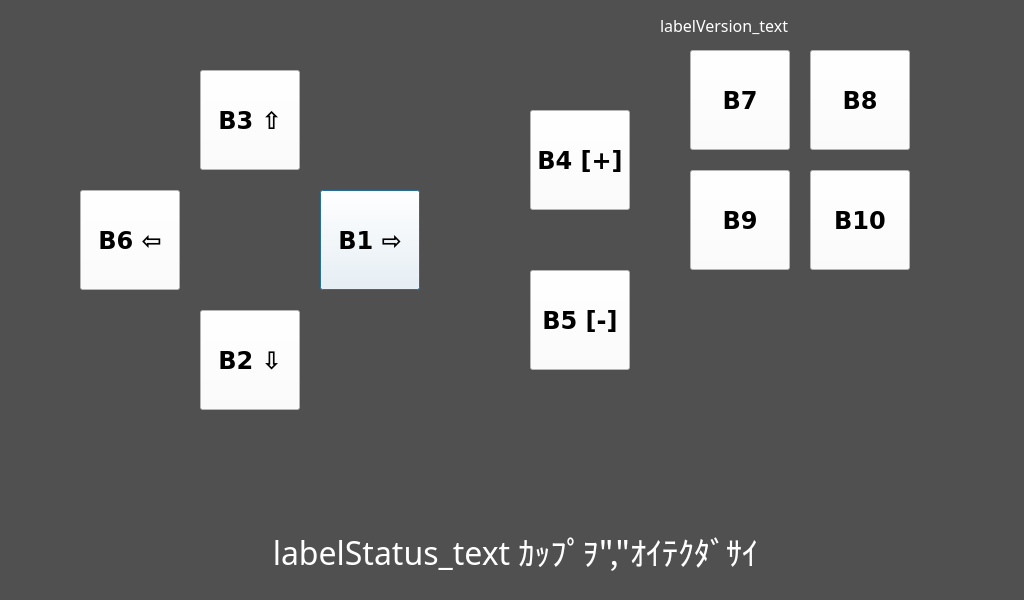
Old version of the form src/GPU/formprog.ui in the repository I1kham/gpu-fts-nestle-2019.
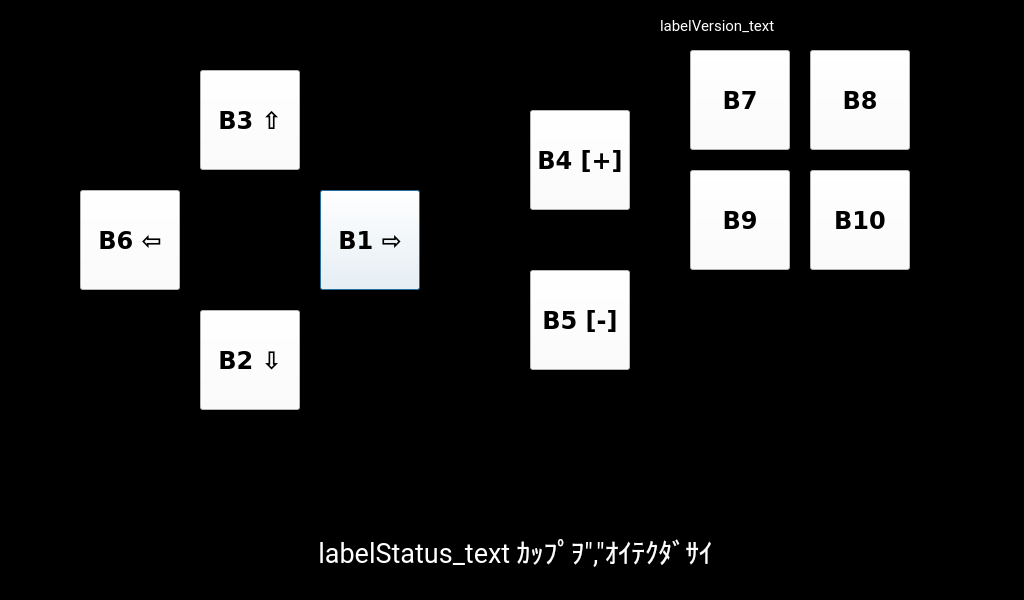
New version of the form.

The edit to the form file:
```diff
--- a/src/GPU/formprog.ui
+++ b/src/GPU/formprog.ui
@@ -25,9 +25,9 @@
      <colorrole role="Button">
       <brush brushstyle="SolidPattern">
        <color alpha="255">
-        <red>156</red>
-        <green>73</green>
-        <blue>35</blue>
+        <red>0</red>
+        <green>0</green>
+        <blue>0</blue>
        </color>
       </brush>
      </colorrole>
@@ -52,18 +52,18 @@
      <colorrole role="Base">
       <brush brushstyle="SolidPattern">
        <color alpha="255">
-        <red>255</red>
-        <green>255</green>
-        <blue>255</blue>
+        <red>0</red>
+        <green>0</green>
+        <blue>0</blue>
        </color>
       </brush>
      </colorrole>
      <colorrole role="Window">
       <brush brushstyle="SolidPattern">
        <color alpha="255">
-        <red>80</red>
-        <green>80</green>
-        <blue>80</blue>
+        <red>0</red>
+        <green>0</green>
+        <blue>0</blue>
        </color>
       </brush>
      </colorrole>
@@ -81,9 +81,9 @@
      <colorrole role="Button">
       <brush brushstyle="SolidPattern">
        <color alpha="255">
-        <red>156</red>
-        <green>73</green>
-        <blue>35</blue>
+        <red>0</red>
+        <green>0</green>
+        <blue>0</blue>
        </color>
       </brush>
      </colorrole>
@@ -108,18 +108,18 @@
      <colorrole role="Base">
       <brush brushstyle="SolidPattern">
        <color alpha="255">
-        <red>255</red>
-        <green>255</green>
-        <blue>255</blue>
+        <red>0</red>
+        <green>0</green>
+        <blue>0</blue>
        </color>
       </brush>
      </colorrole>
      <colorrole role="Window">
       <brush brushstyle="SolidPattern">
        <color alpha="255">
-        <red>80</red>
-        <green>80</green>
-        <blue>80</blue>
+        <red>0</red>
+        <green>0</green>
+        <blue>0</blue>
        </color>
       </brush>
      </colorrole>
@@ -128,54 +128,54 @@
      <colorrole role="WindowText">
       <brush brushstyle="SolidPattern">
        <color alpha="255">
-        <red>159</red>
-        <green>158</green>
-        <blue>158</blue>
+        <red>255</red>
+        <green>255</green>
+        <blue>255</blue>
        </color>
       </brush>
      </colorrole>
      <colorrole role="Button">
       <brush brushstyle="SolidPattern">
        <color alpha="255">
-        <red>156</red>
-        <green>73</green>
-        <blue>35</blue>
+        <red>0</red>
+        <green>0</green>
+        <blue>0</blue>
        </color>
       </brush>
      </colorrole>
      <colorrole role="Text">
       <brush brushstyle="SolidPattern">
        <color alpha="255">
-        <red>159</red>
-        <green>158</green>
-        <blue>158</blue>
+        <red>255</red>
+        <green>255</green>
+        <blue>255</blue>
        </color>
       </brush>
      </colorrole>
      <colorrole role="ButtonText">
       <brush brushstyle="SolidPattern">
        <color alpha="255">
-        <red>159</red>
-        <green>158</green>
-        <blue>158</blue>
+        <red>255</red>
+        <green>255</green>
+        <blue>255</blue>
        </color>
       </brush>
      </colorrole>
      <colorrole role="Base">
       <brush brushstyle="SolidPattern">
        <color alpha="255">
-        <red>80</red>
-        <green>80</green>
-        <blue>80</blue>
+        <red>0</red>
+        <green>0</green>
+        <blue>0</blue>
        </color>
       </brush>
      </colorrole>
      <colorrole role="Window">
       <brush brushstyle="SolidPattern">
        <color alpha="255">
-        <red>80</red>
-        <green>80</green>
-        <blue>80</blue>
+        <red>0</red>
+        <green>0</green>
+        <blue>0</blue>
        </color>
       </brush>
      </colorrole>
@@ -184,15 +184,15 @@
   </property>
   <property name="font">
    <font>
-    <family>RotisSemiSans</family>
-    <pointsize>16</pointsize>
+    <family>Roboto</family>
+    <pointsize>13</pointsize>
    </font>
   </property>
   <property name="windowTitle">
    <string/>
   </property>
   <property name="styleSheet">
-   <string notr="true"/>
+   <string notr="true">background-color:#000; color:#fff</string>
   </property>
   <widget class="QLabel" name="labelStatus">
    <property name="geometry">
@@ -205,12 +205,12 @@
    </property>
    <property name="font">
     <font>
-     <family>RotisSemiSans</family>
-     <pointsize>24</pointsize>
+     <family>Roboto</family>
+     <pointsize>20</pointsize>
     </font>
    </property>
    <property name="autoFillBackground">
-    <bool>true</bool>
+    <bool>false</bool>
    </property>
    <property name="text">
     <string>labelStatus_text ｶｯﾌﾟｦ&quot;,&quot;ｵｲﾃｸﾀﾞｻｲ</string>
@@ -468,13 +468,13 @@
      <x>660</x>
      <y>15</y>
      <width>364</width>
-     <height>20</height>
+     <height>21</height>
     </rect>
    </property>
    <property name="font">
     <font>
-     <family>RotisSemiSans</family>
-     <pointsize>12</pointsize>
+     <family>Roboto</family>
+     <pointsize>11</pointsize>
     </font>
    </property>
    <property name="text">
```
